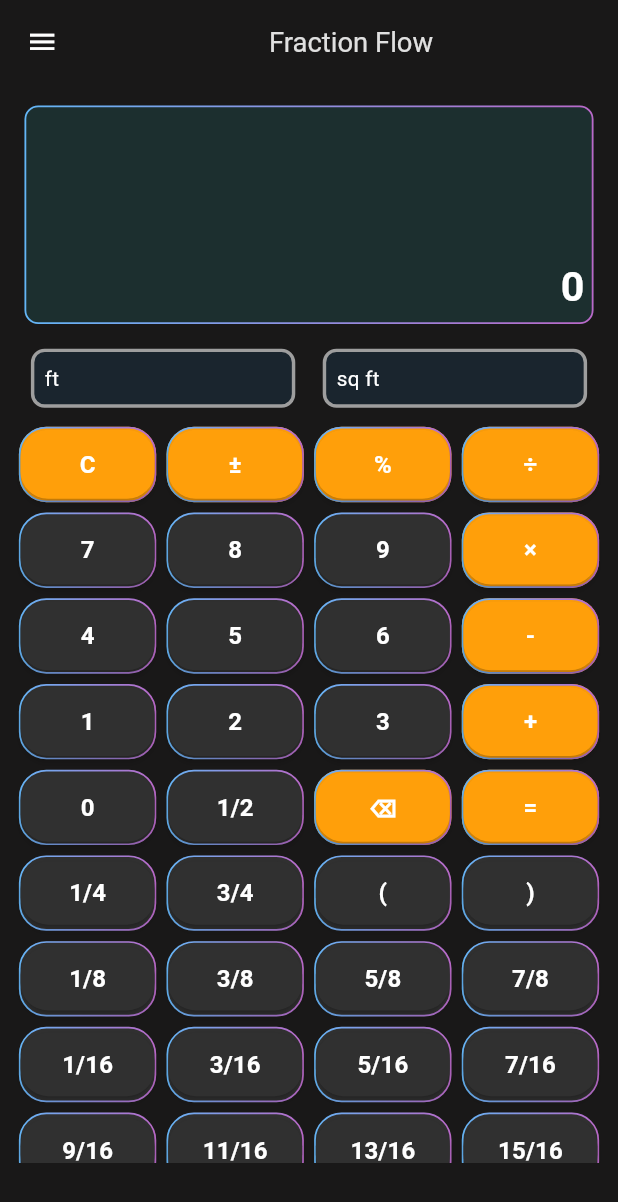
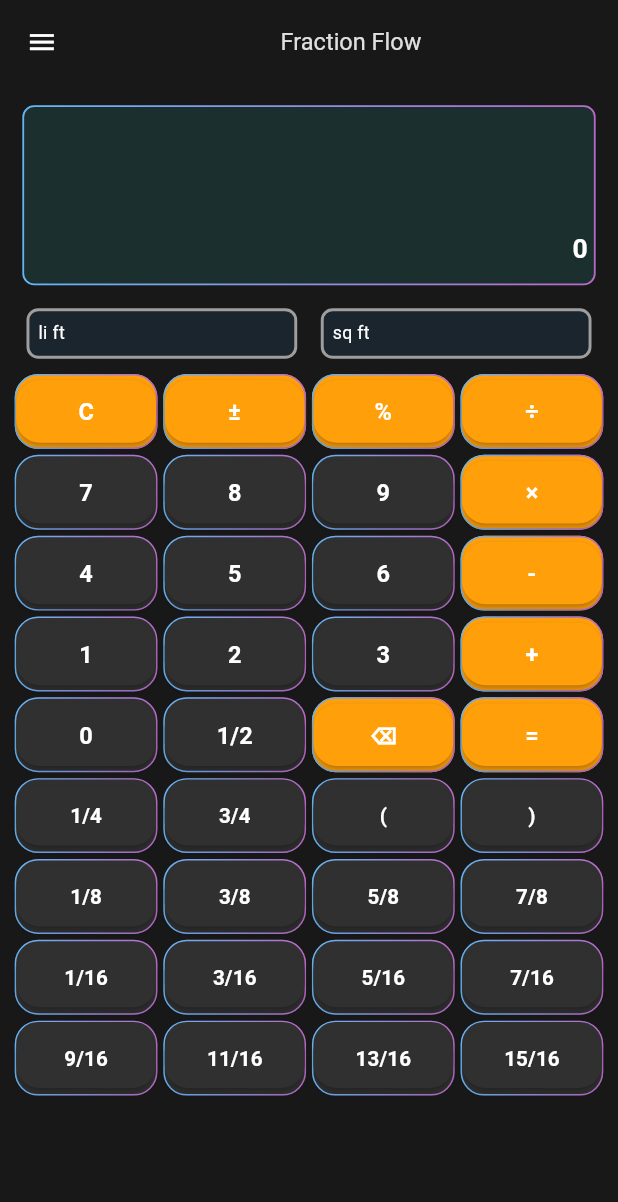
Before and after one commit to johnhcolani/HandiCalc, a Flutter app: the screen it shows after launch, on a phone screen of 412 x 824 dp. Shown: the top 1202 px of the screen. Run offline on Flutter 3.47's test engine with Material 3 defaults, Android fonts, the phone set to English and light mode, and no system bars; drawn by our look-alikes of auto_size_text; our stand-ins replace flutter_bloc, flutter_screenutil, gradient_borders, lottie; missing offline and left inert: fraction.

Commit message:
Fixed overflow

```diff
--- a/lib/features/calculator/domain/usecases/calculator_use_case.dart
+++ b/lib/features/calculator/domain/usecases/calculator_use_case.dart
@@ -1,6 +1,6 @@
 import 'package:fraction/fraction.dart';
 
-class CalculateUseCase {
+class CalculatorUseCase {
   Fraction execute(Fraction num1, Fraction num2, String operator) {
     final result = switch (operator) {
       "+" => num1 + num2,
--- a/lib/features/calculator/presentation/blocs/calculator_bloc.dart
+++ b/lib/features/calculator/presentation/blocs/calculator_bloc.dart
@@ -8,7 +8,7 @@ import 'calculator_event.dart';
 import 'calculator_state.dart';
 
 class CalculatorBloc extends Bloc<CalculatorEvent, CalculatorState> {
-  final CalculateUseCase calculate;
+  final CalculatorUseCase calculate;
   final ConvertUnitsUseCase convertUnits;
   final FormatFractionUseCase formatFraction;
   final ParseFractionUseCase parseFraction;
--- a/lib/features/calculator/presentation/screens/fraction_calculator_screen.dart
+++ b/lib/features/calculator/presentation/screens/fraction_calculator_screen.dart
@@ -84,13 +84,13 @@ class FractionCalculatorScreen extends StatelessWidget {
               alignment: Alignment.centerRight,
               padding: EdgeInsets.symmetric(horizontal: 8.w, vertical: 2.h),
               constraints: BoxConstraints(
-                maxHeight: 80.h, // Increased height for 3-4 lines
+                maxHeight: 60.h, // Increased height for 3-4 lines
 
               ),
               child: AutoSizeText(
                 state.expression,
                 maxLines: 2, // Allow up to 4 lines
-                minFontSize: 18.0.sp, // Smaller minimum size for longer expressions
+                minFontSize: 10.0.sp, // Smaller minimum size for longer expressions
                 stepGranularity: 0.5.sp, // Required for decimal font sizes
                 maxFontSize: constraints.maxWidth > 600 ? 16.sp : 20.sp, // Smaller than original
                 overflow: TextOverflow.clip,
@@ -113,7 +113,7 @@ class FractionCalculatorScreen extends StatelessWidget {
               child: AutoSizeText(
                 state.displayText,
                 maxLines: 2,
-                minFontSize: 24.sp,
+                minFontSize: 18.sp,
                 stepGranularity: 0.5.sp,
                 maxFontSize: constraints.maxWidth > 600 ? 24.sp : 28.sp,
                 overflow: TextOverflow.ellipsis,
@@ -138,7 +138,7 @@ class FractionCalculatorScreen extends StatelessWidget {
 
       child: Row(
         children: [
-          Expanded(child: _buildResultContainer("ft", state.linearResult, Colors.white)),
+          Expanded(child: _buildResultContainer("li ft", state.linearResult, Colors.white)),
           SizedBox(width: 4.r),
           Expanded(child: _buildResultContainer("sq ft", state.squareResult, Color(0xFFC7ADD5))),
         ],
--- a/lib/features/calculator/presentation/widgets/calculator_button.dart
+++ b/lib/features/calculator/presentation/widgets/calculator_button.dart
@@ -23,7 +23,7 @@ class CalculatorButton extends StatelessWidget {
 
     return Expanded(
       child: Padding(
-        padding:  EdgeInsets.all(3.w),
+        padding:  EdgeInsets.all(2.w),
         child: Container(
           decoration: BoxDecoration(
             border: GradientBoxBorder(
@@ -102,7 +102,7 @@ class CalculatorButton extends StatelessWidget {
     );
   }
 
-  double _getTextSize() => isFraction ? 14.sp : 14.sp;
+  double _getTextSize() => isFraction ? 14.sp : 16.sp;
 
   EdgeInsets _getPadding() => isFraction
       ?  EdgeInsets.symmetric(vertical: 8.h)
--- a/lib/main.dart
+++ b/lib/main.dart
@@ -17,7 +17,7 @@ class CalculatorApp extends StatelessWidget {
   @override
   Widget build(BuildContext context) {
     return ScreenUtilInit(
-        designSize: const Size(360, 690), // Base mobile screen size
+        designSize: const Size(420, 700), // Base mobile screen size
         minTextAdapt: true, // Important to prevent LateInitializationError
         splitScreenMode: true,
         builder: (context, child) {
@@ -27,7 +27,7 @@ class CalculatorApp extends StatelessWidget {
               BlocProvider(
                 create: (context) =>
                     CalculatorBloc(
-                      calculate: CalculateUseCase(),
+                      calculate: CalculatorUseCase(),
                       convertUnits: ConvertUnitsUseCase(),
                       formatFraction: FormatFractionUseCase(),
                       parseFraction: ParseFractionUseCase(),
```
